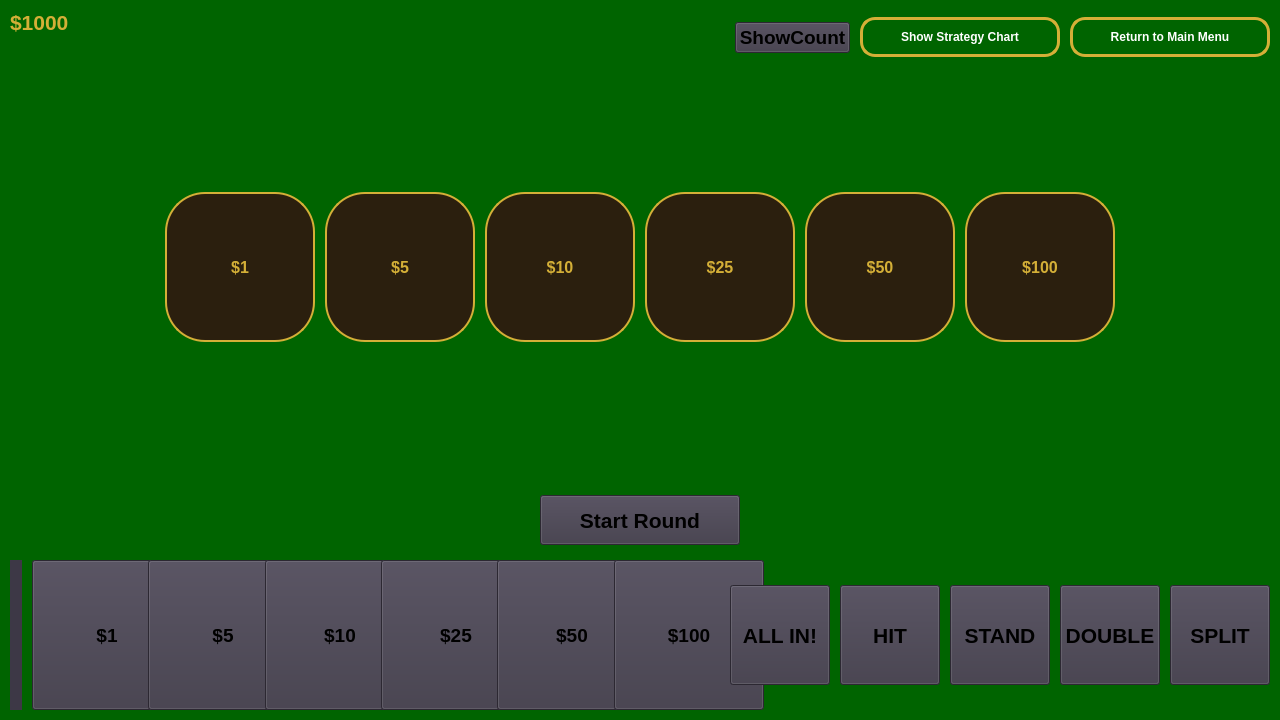
This is game_widget.ui in owenharvey78/blackjack-learning-game as Qt 5 draws it before an edit. The edited form follows.
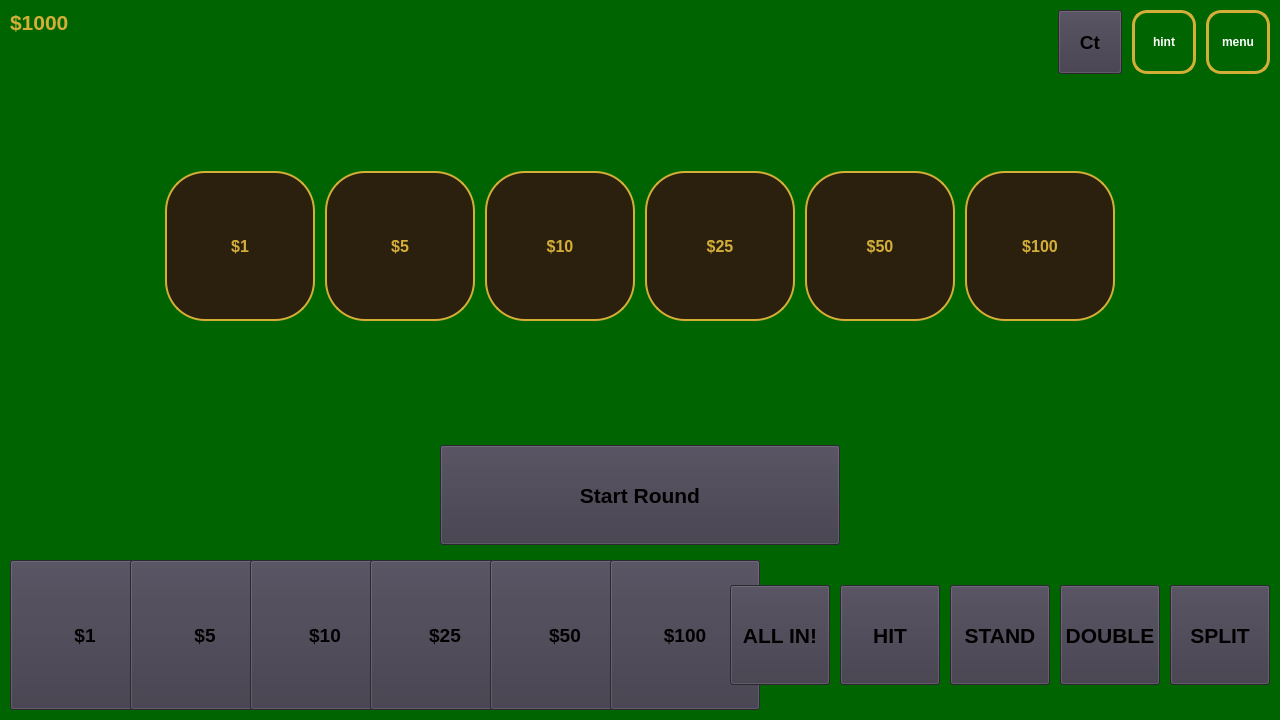
This is the edited form.

```diff
--- a/game_widget.ui
+++ b/game_widget.ui
@@ -92,31 +92,49 @@
       <widget class="QPushButton" name="showCountButton">
        <property name="sizePolicy">
         <sizepolicy hsizetype="Fixed" vsizetype="Fixed">
-         <horstretch>0</horstretch>
-         <verstretch>0</verstretch>
+         <horstretch>64</horstretch>
+         <verstretch>64</verstretch>
         </sizepolicy>
        </property>
+       <property name="minimumSize">
+        <size>
+         <width>64</width>
+         <height>64</height>
+        </size>
+       </property>
+       <property name="maximumSize">
+        <size>
+         <width>64</width>
+         <height>64</height>
+        </size>
+       </property>
        <property name="styleSheet">
         <string notr="true">font-size: 14pt; font-weight: bold;
 background-color: rgb(61, 56, 70);</string>
        </property>
        <property name="text">
-        <string>ShowCount</string>
+        <string>Ct</string>
        </property>
       </widget>
      </item>
      <item>
       <widget class="QPushButton" name="strategyChartButton">
+       <property name="sizePolicy">
+        <sizepolicy hsizetype="Fixed" vsizetype="Fixed">
+         <horstretch>0</horstretch>
+         <verstretch>0</verstretch>
+        </sizepolicy>
+       </property>
        <property name="minimumSize">
         <size>
-         <width>200</width>
-         <height>0</height>
+         <width>64</width>
+         <height>64</height>
         </size>
        </property>
        <property name="maximumSize">
         <size>
-         <width>200</width>
-         <height>16777215</height>
+         <width>64</width>
+         <height>64</height>
         </size>
        </property>
        <property name="styleSheet">
@@ -145,16 +163,28 @@
 }</string>
        </property>
        <property name="text">
-        <string>Show Strategy Chart</string>
+        <string>hint</string>
        </property>
       </widget>
      </item>
      <item>
       <widget class="QPushButton" name="returnButton">
+       <property name="sizePolicy">
+        <sizepolicy hsizetype="Fixed" vsizetype="Fixed">
+         <horstretch>64</horstretch>
+         <verstretch>64</verstretch>
+        </sizepolicy>
+       </property>
+       <property name="minimumSize">
+        <size>
+         <width>64</width>
+         <height>64</height>
+        </size>
+       </property>
        <property name="maximumSize">
         <size>
-         <width>200</width>
-         <height>16777215</height>
+         <width>64</width>
+         <height>64</height>
         </size>
        </property>
        <property name="styleSheet">
@@ -183,7 +213,7 @@
 }</string>
        </property>
        <property name="text">
-        <string>Return to Main Menu</string>
+        <string>menu</string>
        </property>
       </widget>
      </item>
@@ -545,10 +575,22 @@
       <layout class="QHBoxLayout" name="startButtonLayout">
        <item alignment="Qt::AlignmentFlag::AlignHCenter|Qt::AlignmentFlag::AlignVCenter">
         <widget class="QPushButton" name="startRoundButton">
+         <property name="sizePolicy">
+          <sizepolicy hsizetype="Fixed" vsizetype="Fixed">
+           <horstretch>0</horstretch>
+           <verstretch>0</verstretch>
+          </sizepolicy>
+         </property>
          <property name="minimumSize">
           <size>
-           <width>200</width>
-           <height>50</height>
+           <width>400</width>
+           <height>100</height>
+          </size>
+         </property>
+         <property name="maximumSize">
+          <size>
+           <width>400</width>
+           <height>100</height>
           </size>
          </property>
          <property name="styleSheet">
@@ -580,17 +622,6 @@
          </property>
         </spacer>
        </item>
-       <item>
-        <widget class="QLabel" name="showCountLabel">
-         <property name="styleSheet">
-          <string notr="true">font-size: 14pt; font-weight: bold;
-background-color: rgb(61, 56, 70);</string>
-         </property>
-         <property name="text">
-          <string/>
-         </property>
-        </widget>
-       </item>
        <item>
         <widget class="QPushButton" name="chip1Button">
          <property name="minimumSize">
```
